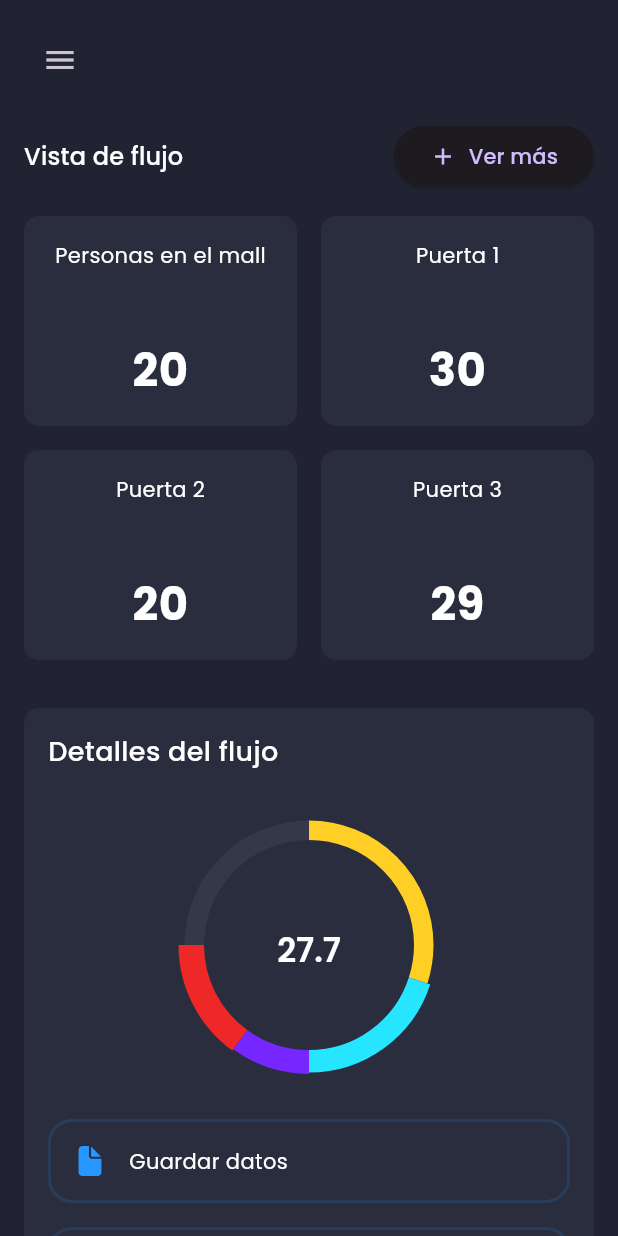
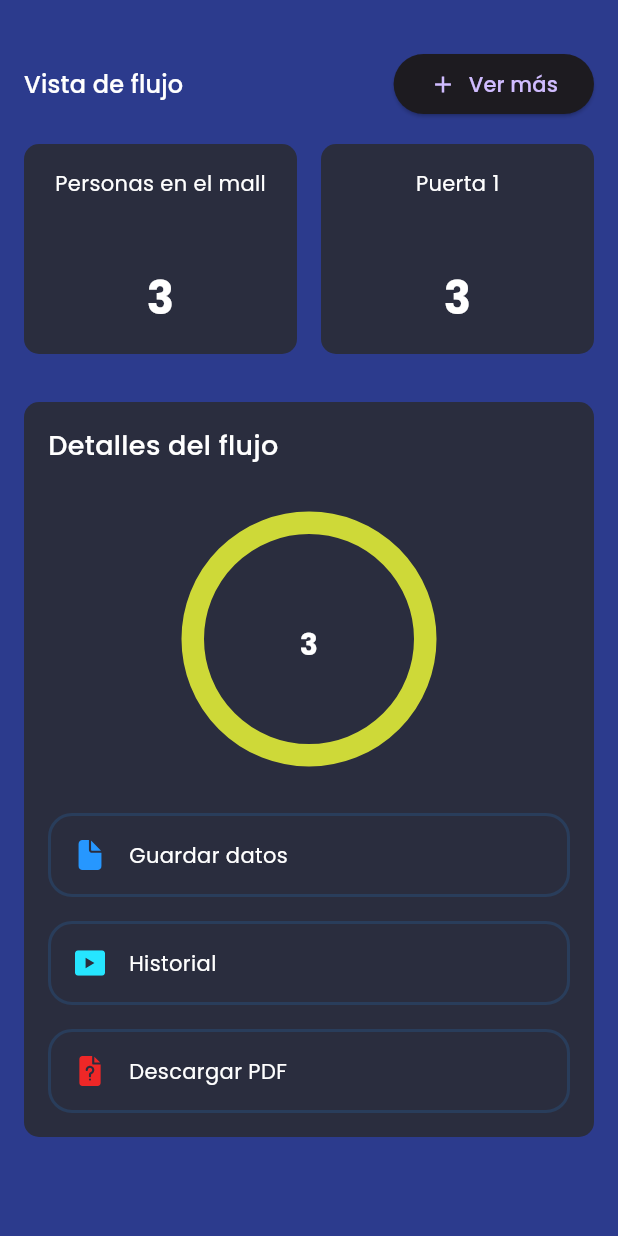
Before and after one commit to CRodrigoBS/IceControl, a Flutter app: the screen it shows after launch, after a tap on "Ver más", on a phone screen of 412 x 824 dp. Run offline on Flutter 3.47's test engine with Material 3 defaults, Android fonts, the phone set to English and light mode, and no system bars; drawn by our look-alikes of fl_chart; our stand-ins replace flutter_svg, google_fonts; missing offline and left inert: mqtt_client.

Commit message:
actualizacion
cambios

```diff
--- a/lib/constants.dart
+++ b/lib/constants.dart
@@ -5,3 +5,7 @@ const secondaryColor = Color(0xFF2A2D3E);
 const bgColor = Color(0xFF212332);
 
 const defaultPadding = 16.0;
+
+//nuevos pruebas
+
+const prueba=Color.fromARGB(255, 44, 59, 141);
--- a/lib/main.dart
+++ b/lib/main.dart
@@ -1,37 +1,47 @@
+
+//esto es lo que se ejecuta primero . siempre lo ara , lo que manda es el void main()
 import 'package:flutter/material.dart';
-import 'package:google_fonts/google_fonts.dart';
-import 'package:ice_control/constants.dart';
-import 'package:ice_control/controllers/menu_app_controller.dart';
-import 'package:ice_control/pages/main_screen.dart';
-import 'package:provider/provider.dart';
+import 'package:google_fonts/google_fonts.dart'; // uso de fuentes para la aplicaicon
+import 'package:ice_control/constants.dart';// importa los colores
+import 'package:ice_control/controllers/menu_app_controller.dart';//Importa el controlador para la gestión del menú de la aplicación.
+import 'package:ice_control/pages/main_screen.dart';//importa pages main_screem
+import 'package:provider/provider.dart';//
 
 void main() {
-  runApp(const MyApp());
+  runApp(const MyApp());  //ejecuta la calse MYAPP
 }
 
 class MyApp extends StatelessWidget {
   const MyApp({super.key});
 
-  // This widget is the root of your application.
+
   @override
   Widget build(BuildContext context) {
     return MaterialApp(
       debugShowCheckedModeBanner: false,
-      title: 'Dashboard',
-      theme:
-      ThemeData.dark().copyWith(
-        scaffoldBackgroundColor: bgColor,
+      title: 'Dashboard__prueba',
+
+      //General todo
+      theme:ThemeData.dark().copyWith(
+        scaffoldBackgroundColor: prueba,//bgColor
         textTheme: GoogleFonts.poppinsTextTheme(Theme.of(context).textTheme).apply(bodyColor: Colors.white),
         canvasColor: secondaryColor,
       ),
-     home: MultiProvider(
-      providers: [
-        ChangeNotifierProvider(
-          create: (context) => MenuAppController(),
+
+
+      //contenido de la aplicacion
+      home: MultiProvider( //con multiprovider uso de multiples proveedores
+        providers: [  //lista de proveedores solo hay una
+
+          ChangeNotifierProvider(
+            create: (context) => MenuAppController(),  // llama al archivo MenuAppController()
+          ),
+
+        ],
+        child: const MainScreen(), //llama al archivo MainScreen
         ),
-      ],
-      child: const MainScreen(),
-      ),
+
+
     );
 
   }
--- a/lib/models/models_info_cards.dart
+++ b/lib/models/models_info_cards.dart
@@ -12,6 +12,18 @@ class CloudStorageInfo {
   });
 }
 
+class CloudStorageInfo2{
+  final String? title;
+  final int? count;
+  final Color? color;
+
+  CloudStorageInfo2({
+    this.title,
+    this.count,
+    this.color,
+  });
+}
+
 List demoMyFiles = [
   CloudStorageInfo(
     title: "Personas en el mall",
@@ -19,14 +31,8 @@ List demoMyFiles = [
   ),
   CloudStorageInfo(
     title: "Puerta 1",
-    count: 30
+    count:20
   ),
-  CloudStorageInfo(
-    title: "Puerta 2",
-    count: 20
-  ),
-  CloudStorageInfo(
-    title: "Puerta 3",
-    count: 29
-  ),
+
+
 ];
--- a/lib/pages/dashboard.screen.dart
+++ b/lib/pages/dashboard.screen.dart
@@ -16,7 +16,7 @@ class DashboardScreen extends StatelessWidget {
         padding: const EdgeInsets.all(defaultPadding),
         child: Column(
           children: [
-            const Header(),
+            //const Header(), el archivo header afuera por el  momento
             const SizedBox(height: defaultPadding),
             Row(
               crossAxisAlignment: CrossAxisAlignment.start,
@@ -25,7 +25,7 @@ class DashboardScreen extends StatelessWidget {
                   flex: 5,
                   child: Column(
                     children: [
-                      const SectionInformation(),
+                        const SectionInformation(), // aqui estan los cuadros , principal
                       const SizedBox(height: defaultPadding),
                       if (Responsive.isMobile(context))
                         const SizedBox(height: defaultPadding),
@@ -37,10 +37,10 @@ class DashboardScreen extends StatelessWidget {
                   const SizedBox(width: defaultPadding),
                 // On Mobile means if the screen is less than 850 we don't want to show it
                 if (!Responsive.isMobile(context))
-                const Expanded(
-                  flex: 2,
-                  child: StorageDetails(),
-                ),
+                  const Expanded(
+                    flex: 2,
+                   child: StorageDetails(),
+                  ),
               ],
             )
           ],
--- a/lib/pages/main_screen.dart
+++ b/lib/pages/main_screen.dart
@@ -1,6 +1,8 @@
+//esta es la pagina princiapl lo que se muestra en la aplicacion
+
 import 'package:flutter/material.dart';
-import 'package:ice_control/controllers/menu_app_controller.dart';
-import 'package:ice_control/pages/dashboard.screen.dart';
+import 'package:ice_control/controllers/menu_app_controller.dart';//importa el archivo models_info_cards
+import 'package:ice_control/pages/dashboard.screen.dart';//importa el archivo
 import 'package:ice_control/witgets/side_menu.dart';
 import 'package:ice_control/responsive.dart';
 import 'package:provider/provider.dart';
@@ -12,11 +14,12 @@ class MainScreen extends StatefulWidget {
   State<MainScreen> createState() => _MainScreenState();
 }
 
+
 class _MainScreenState extends State<MainScreen> {
   @override
   Widget build(BuildContext context) {
     return Scaffold(
-      key: context.read<MenuAppController>().scaffoldKey,
+      key: context.read<MenuAppController>().scaffoldKey, //muestra el scaffoldkey
       drawer: const SideMenu(),
       body: SafeArea(
         child: Row(
--- a/lib/witgets/widgets_dashboard/chart.dart
+++ b/lib/witgets/widgets_dashboard/chart.dart
@@ -1,13 +1,40 @@
 import 'dart:async';
 import 'dart:math';
+
+import 'package:flutter/material.dart';
 import 'package:fl_chart/fl_chart.dart';
-import 'package:flutter/material.dart';
+
+class DataHandler {
+  static int total = 0;
+  static int entrada = 0;
+  static int salida = 0;
+
+  static void updateData(int newTotal, int newEntrada, int newSalida) {
+    total = newTotal;
+    entrada = newEntrada;
+    salida = newSalida;
+  }
+}
+
+List<PieChartSectionData> paiChartSelectionData = [
+  PieChartSectionData(
+    color: Color.fromARGB(255, 78, 77, 75),
+    value: 1,
+    showTitle: false,
+    radius: 13,
+  ),
+  PieChartSectionData(
+    color: Color.fromARGB(255, 206, 217, 56),
+    value: 99,
+    showTitle: false,
+    radius: 15,
+  ),
+];
 
 class Chart extends StatefulWidget {
   const Chart({Key? key}) : super(key: key);
 
   @override
-  // ignore: library_private_types_in_public_api
   _ChartState createState() => _ChartState();
 }
 
@@ -24,7 +51,7 @@ class _ChartState extends State<Chart> {
     timer = Timer.periodic(const Duration(seconds: 1), (Timer t) {
       setState(() {
         // Actualiza los datos del gráfico
-        pieChartSelectionData = generateRandomChartData();
+        pieChartSelectionData = generateChartData();
       });
     });
   }
@@ -56,12 +83,12 @@ class _ChartState extends State<Chart> {
               children: [
                 const SizedBox(height: 8),
                 Text(
-                  // Muestra el valor de la sección actualmente seleccionada
-                  pieChartSelectionData.first.value.toStringAsFixed(1),
-                  style: Theme.of(context).textTheme.titleLarge!.copyWith(
-                    color: Colors.white,
-                    fontWeight: FontWeight.w600,
-                    height: 0.5,
+                  "${DataHandler.total}",
+                  textAlign: TextAlign.center,
+                  overflow: TextOverflow.ellipsis,
+                  style: const TextStyle(
+                    fontSize: 20,
+                    fontWeight: FontWeight.bold,
                   ),
                 ),
               ],
@@ -72,54 +99,45 @@ class _ChartState extends State<Chart> {
     );
   }
 
-  List<PieChartSectionData> generateRandomChartData() {
-    // Genera datos aleatorios para el gráfico
+  void updateChartData() {
+    setState(() {
+      // Actualiza los datos del gráfico al recibir la notificación
+      pieChartSelectionData = generateChartData();
+    });
+  }
+
+  List<PieChartSectionData> generateChartData() {
     final List<PieChartSectionData> newData = [];
-    for (int i = 0; i < paiChartSelectionData.length; i++) {
-      final oldValue = paiChartSelectionData[i].value;
-      final newValue = oldValue * (1 + (Random().nextDouble() - 0.5) * 0.2);
-      newData.add(
-        PieChartSectionData(
-          color: paiChartSelectionData[i].color,
-          value: newValue,
-          showTitle: false,
-          radius: paiChartSelectionData[i].radius,
-        ),
-      );
+
+    double yellowSize = DataHandler.total > 0 ? 100 : 0;
+    // Calcula el tamaño del color amarillo basado en DataHandler.total y DataHandler.salida
+    if (DataHandler.total > 0) {
+      yellowSize = 100;
     }
+    if (DataHandler.salida > 0) {
+      final random = Random();
+  final randomReduction = random.nextInt(10) + 1; // Genera un número entre 1 y 10
+  yellowSize -= randomReduction.toDouble();
+    }
+
+    // Añade los datos al gráfico
+    newData.add(
+      PieChartSectionData(
+        color: Color.fromARGB(255, 78, 77, 75), // Color gris
+        value: 100 - yellowSize, // Tamaño del color gris
+        showTitle: false,
+        radius: 13,
+      ),
+    );
+    newData.add(
+      PieChartSectionData(
+        color: yellowSize > 0 ? Color.fromARGB(255, 206, 217, 56) : Colors.transparent, // Color amarillo si tiene tamaño mayor a 0
+        value: yellowSize, // Tamaño del color amarillo
+        showTitle: false,
+        radius: 15,
+      ),
+    );
+
     return newData;
   }
 }
-
-List<PieChartSectionData> paiChartSelectionData = [
-  PieChartSectionData(
-    color:const Color(0xFFFFCF26),
-    value: 30,
-    showTitle: false,
-    radius: 13,
-  ),
-  PieChartSectionData(
-    color: const Color(0xFF26E5FF),
-    value: 20,
-    showTitle: false,
-    radius: 15,
-  ),
-  PieChartSectionData(
-    color: const Color.fromARGB(255, 118, 38, 255),
-    value: 10,
-    showTitle: false,
-    radius: 16,
-  ),
-  PieChartSectionData(
-    color: const Color(0xFFEE2727),
-    value: 15,
-    showTitle: false,
-    radius: 17,
-  ),
-  PieChartSectionData(
-    color: Colors.grey.withOpacity(0.1),
-    value: 25,
-    showTitle: false,
-    radius: 13,
-  ),
-];
--- a/lib/witgets/widgets_dashboard/header.dart
+++ b/lib/witgets/widgets_dashboard/header.dart
@@ -21,7 +21,7 @@ class Header extends StatelessWidget {
           ),
         if (!Responsive.isMobile(context))
           Text(
-            "Dashboard",
+            "Dashboard__pruebas",
             style: Theme.of(context).textTheme.titleLarge,
           ),
         if (!Responsive.isMobile(context))
--- a/lib/witgets/widgets_dashboard/info_cards.dart
+++ b/lib/witgets/widgets_dashboard/info_cards.dart
@@ -1,16 +1,53 @@
 import 'package:flutter/material.dart';
 import 'package:ice_control/models/models_info_cards.dart';
 import '../../../constants.dart';
-
-//Cartas de información
-
-class FileInfoCard extends StatelessWidget {
+import 'dart:async'; // Importa la librería de Timer
+import 'chart.dart';
+class FileInfoCard extends StatefulWidget {
   const FileInfoCard({
     Key? key,
     required this.info,
+
+
   }) : super(key: key);
 
   final CloudStorageInfo info;
+
+  @override
+  _FileInfoCardState createState() => _FileInfoCardState();
+}
+
+class _FileInfoCardState extends State<FileInfoCard> {
+  int entrada = 0;
+  int salida = 0;
+  int total = 0; // Inicializa total con 0
+
+  @override
+  void initState() {
+    super.initState();
+    startSimulation();
+  }
+
+  void startSimulation() {
+    Timer.periodic(Duration(seconds: 3), (timer) {
+      setState(() {
+        entrada++;
+        updateTotal();
+      });
+    });
+
+    Timer.periodic(Duration(seconds: 15), (timer) {
+      setState(() {
+        salida=salida+2;
+        updateTotal();
+      });
+    });
+  }
+
+  void updateTotal() {
+    total = entrada - salida;
+    DataHandler.updateData(total, entrada, salida);
+  }
 
   @override
   Widget build(BuildContext context) {
@@ -25,13 +62,13 @@ class FileInfoCard extends StatelessWidget {
         mainAxisAlignment: MainAxisAlignment.spaceBetween,
         children: [
           Text(
-            info.title!,
+            widget.info.title!,
             maxLines: 1,
             overflow: TextOverflow.ellipsis,
           ),
 
           Text(
-            "${info.count}",
+            "$total",
             textAlign: TextAlign.center, // Centra el texto
             overflow: TextOverflow.ellipsis,
             style: const TextStyle(
```
Also changed, not shown: pubspec.lock.
